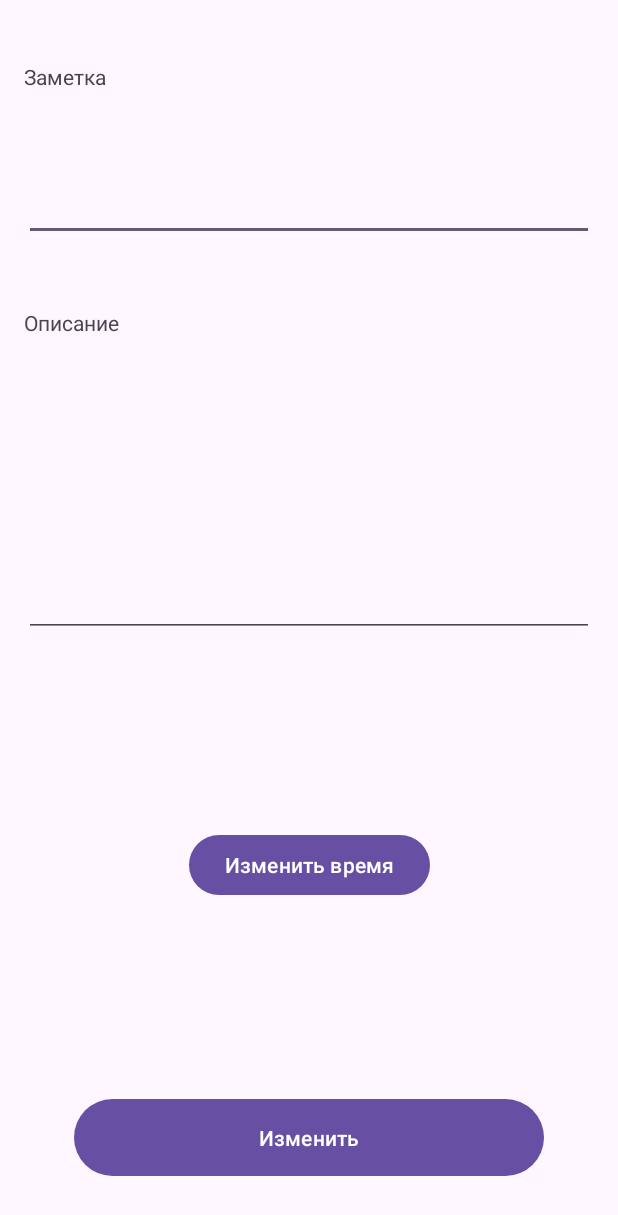
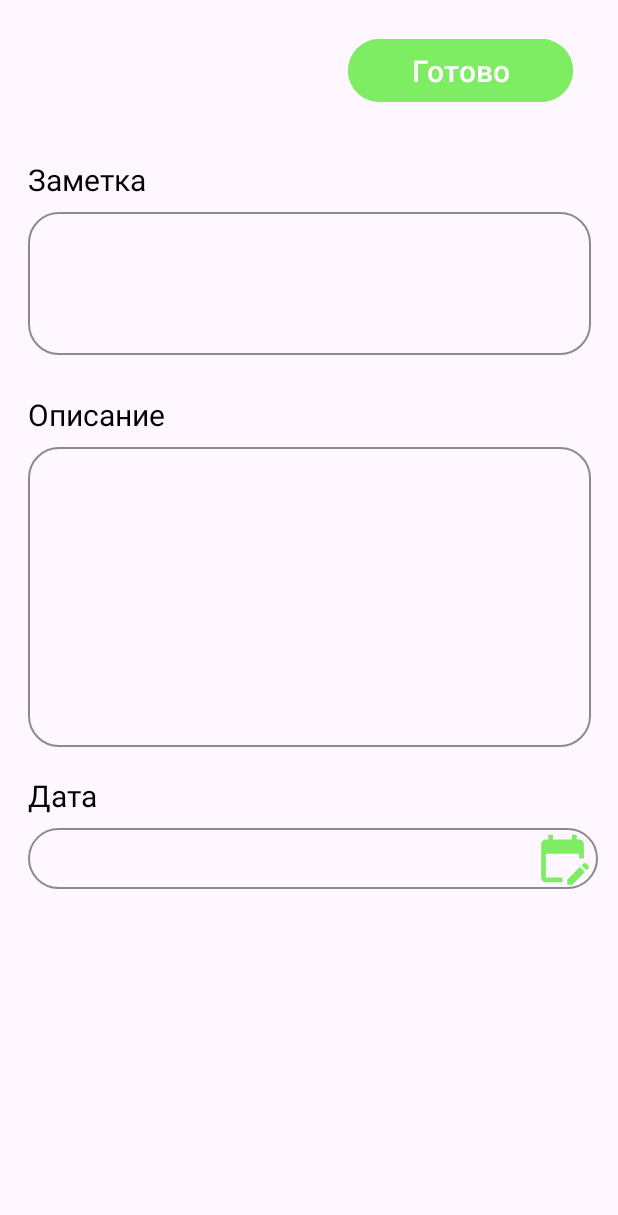
Before and after one commit to exgan/DataSeaApp, an Android app: the UpdateActivity screen opened directly, with no data from a screen before it, on a phone screen of 412 x 824 dp. Shown: the top 1215 px of the screen. Run offline under Robolectric (Android 15) with nearby library versions, the phone set to English and light mode, and no system bars; 1 statement that could not run was skipped.

Commit message:
figma_1 commit

```diff
--- /dev/null
+++ b/app/src/main/res/drawable/baseline_add_24.xml
@@ -0,0 +1,5 @@
+<vector xmlns:android="http://schemas.android.com/apk/res/android" android:height="24dp" android:tint="#FFFFFF" android:viewportHeight="24" android:viewportWidth="24" android:width="24dp">
+
+    <path android:fillColor="@android:color/white" android:pathData="M19,13h-6v6h-2v-6H5v-2h6V5h2v6h6v2z"/>
+
+</vector>
--- /dev/null
+++ b/app/src/main/res/drawable/baseline_edit_calendar_24.xml
@@ -0,0 +1,5 @@
+<vector xmlns:android="http://schemas.android.com/apk/res/android" android:height="24dp" android:tint="#7FED64" android:viewportHeight="24" android:viewportWidth="24" android:width="24dp">
+
+    <path android:fillColor="@android:color/white" android:pathData="M12,22H5c-1.11,0 -2,-0.9 -2,-2L3.01,6c0,-1.1 0.88,-2 1.99,-2h1V2h2v2h8V2h2v2h1c1.1,0 2,0.9 2,2v6h-2v-2H5v10h7V22zM22.13,16.99l0.71,-0.71c0.39,-0.39 0.39,-1.02 0,-1.41l-0.71,-0.71c-0.39,-0.39 -1.02,-0.39 -1.41,0l-0.71,0.71L22.13,16.99zM21.42,17.7l-5.3,5.3H14v-2.12l5.3,-5.3L21.42,17.7z"/>
+
+</vector>
--- /dev/null
+++ b/app/src/main/res/drawable/tv_border.xml
@@ -0,0 +1,7 @@
+<?xml version="1.0" encoding="utf-8"?>
+<shape xmlns:android="http://schemas.android.com/apk/res/android">
+    <stroke
+        android:width="1dp"
+        android:color="#8B8B8B"/>
+    <corners android:radius="20dp"/>
+</shape>
--- a/app/src/main/res/layout/activity_update.xml
+++ b/app/src/main/res/layout/activity_update.xml
@@ -4,42 +4,53 @@
     xmlns:tools="http://schemas.android.com/tools"
     android:layout_width="match_parent"
     android:layout_height="match_parent"
-    tools:context=".dataSea.View.UpdateActivity">
+    tools:context=".dataSea.View.CreateActivity">
 
     <EditText
         android:id="@+id/updateTitle"
-        android:layout_width="0dp"
-        android:layout_height="100dp"
-        android:layout_marginStart="16dp"
-        android:layout_marginTop="36dp"
-        android:layout_marginEnd="16dp"
-        android:layout_marginBottom="20dp"
+        android:layout_width="375dp"
+        android:layout_height="95dp"
+        android:layout_marginStart="30dp"
+        android:layout_marginEnd="30dp"
+        android:layout_marginTop="69dp"
+        android:paddingStart="13dp"
+        android:paddingEnd="13dp"
+        android:paddingBottom="21dp"
+        android:paddingTop="20dp"
         android:ems="10"
         android:inputType="text"
-        app:layout_constraintBottom_toTopOf="@+id/textView3"
+        android:textColor="#000000"
+        android:background="@drawable/tv_border"
         app:layout_constraintEnd_toEndOf="parent"
         app:layout_constraintStart_toStartOf="parent"
-        app:layout_constraintTop_toTopOf="parent" />
+        app:layout_constraintTop_toBottomOf="@+id/updateSaveButton" />
 
     <EditText
         android:id="@+id/updateContent"
         android:layout_width="0dp"
         android:layout_height="200dp"
-        android:layout_marginStart="16dp"
-        android:layout_marginTop="64dp"
-        android:layout_marginEnd="16dp"
+        android:layout_marginTop="61dp"
+        android:paddingStart="13dp"
+        android:paddingEnd="13dp"
+        android:paddingBottom="27dp"
+        android:paddingTop="20dp"
         android:ems="10"
         android:gravity="top"
         android:inputType="text|textMultiLine"
-        app:layout_constraintEnd_toEndOf="parent"
-        app:layout_constraintStart_toStartOf="parent"
+        android:textColor="#000000"
+        android:background="@drawable/tv_border"
+        app:layout_constraintEnd_toEndOf="@+id/updateTitle"
+        app:layout_constraintStart_toStartOf="@+id/updateTitle"
         app:layout_constraintTop_toBottomOf="@+id/updateTitle" />
 
     <TextView
         android:id="@+id/textView2"
         android:layout_width="100dp"
         android:layout_height="wrap_content"
+        android:layout_marginBottom="8dp"
         android:text="Заметка"
+        android:textSize="20sp"
+        android:textColor="#000000"
         app:layout_constraintBottom_toTopOf="@+id/updateTitle"
         app:layout_constraintStart_toStartOf="@+id/updateTitle" />
 
@@ -47,38 +58,61 @@
         android:id="@+id/textView3"
         android:layout_width="100dp"
         android:layout_height="wrap_content"
+        android:layout_marginBottom="8dp"
         android:text="Описание"
+        android:textSize="20sp"
+        android:textColor="#000000"
         app:layout_constraintBottom_toTopOf="@+id/updateContent"
         app:layout_constraintStart_toStartOf="@+id/updateContent" />
 
     <Button
-        android:id="@+id/updateTimeButton"
-        android:layout_width="wrap_content"
-        android:layout_height="wrap_content"
-        android:text="Изменить время"
-        app:layout_constraintBottom_toTopOf="@+id/updateSaveButton"
+        android:id="@+id/updateSaveButton"
+        android:layout_width="150dp"
+        android:layout_height="50dp"
+        android:layout_marginTop="22dp"
+        android:layout_marginEnd="30dp"
+        android:onClick="onClickSave"
+        android:text="Готово"
+        android:textSize="20sp"
+        android:backgroundTint="#7FED64"
         app:layout_constraintEnd_toEndOf="parent"
-        app:layout_constraintStart_toStartOf="parent"
-        app:layout_constraintTop_toBottomOf="@+id/updateContent" />
+        app:layout_constraintTop_toTopOf="parent" />
 
     <TextView
         android:id="@+id/tv_updateTextTime"
-        android:layout_width="wrap_content"
+        android:layout_width="380dp"
         android:layout_height="wrap_content"
-        tools:text="@tools:sample/date/ddmmyy"
-        app:layout_constraintEnd_toEndOf="parent"
-        app:layout_constraintStart_toStartOf="parent"
-        app:layout_constraintTop_toBottomOf="@+id/updateTimeButton" />
+        android:layout_marginTop="54dp"
+        android:paddingStart="14dp"
+        android:paddingBottom="11dp"
+        android:paddingTop="10dp"
+        android:textColor="#000000"
+        android:background="@drawable/tv_border"
+        app:layout_constraintHorizontal_bias="0.501"
+        app:layout_constraintStart_toStartOf="@+id/updateTitle"
+        app:layout_constraintTop_toBottomOf="@+id/updateContent"
+        tools:text="@tools:sample/date/ddmmyy" />
 
-    <Button
-        android:id="@+id/updateSaveButton"
-        android:layout_width="313dp"
-        android:layout_height="59dp"
-        android:layout_marginBottom="36dp"
-        android:onClick="onClickSave"
-        android:text="Изменить"
-        app:layout_constraintBottom_toBottomOf="parent"
-        app:layout_constraintEnd_toEndOf="@+id/updateContent"
-        app:layout_constraintStart_toStartOf="@+id/updateContent" />
+    <ImageView
+        android:id="@+id/updateTimeButton"
+        android:layout_width="38dp"
+        android:layout_height="38dp"
+        android:layout_marginEnd="0dp"
+        android:src="@drawable/baseline_edit_calendar_24"
+        android:text="Какое время?"
+        app:layout_constraintBottom_toBottomOf="@+id/tv_updateTextTime"
+        app:layout_constraintEnd_toEndOf="@+id/updateTitle"
+        app:layout_constraintTop_toTopOf="@+id/tv_updateTextTime" />
+
+    <TextView
+        android:id="@+id/textView4"
+        android:layout_width="100dp"
+        android:layout_height="wrap_content"
+        android:layout_marginBottom="8dp"
+        android:text="Дата"
+        android:textSize="20sp"
+        android:textColor="#000000"
+        app:layout_constraintBottom_toTopOf="@+id/tv_updateTextTime"
+        app:layout_constraintStart_toStartOf="@+id/tv_updateTextTime" />
 
 </androidx.constraintlayout.widget.ConstraintLayout>
```
Also changed, not shown: app/src/main/res/drawable/ellipse_2.xml (added, +10 -0 lines), app/src/main/res/layout/activity_create.xml (+66 -35 lines), app/src/main/res/layout/activity_main.xml (+7 -7 lines).
